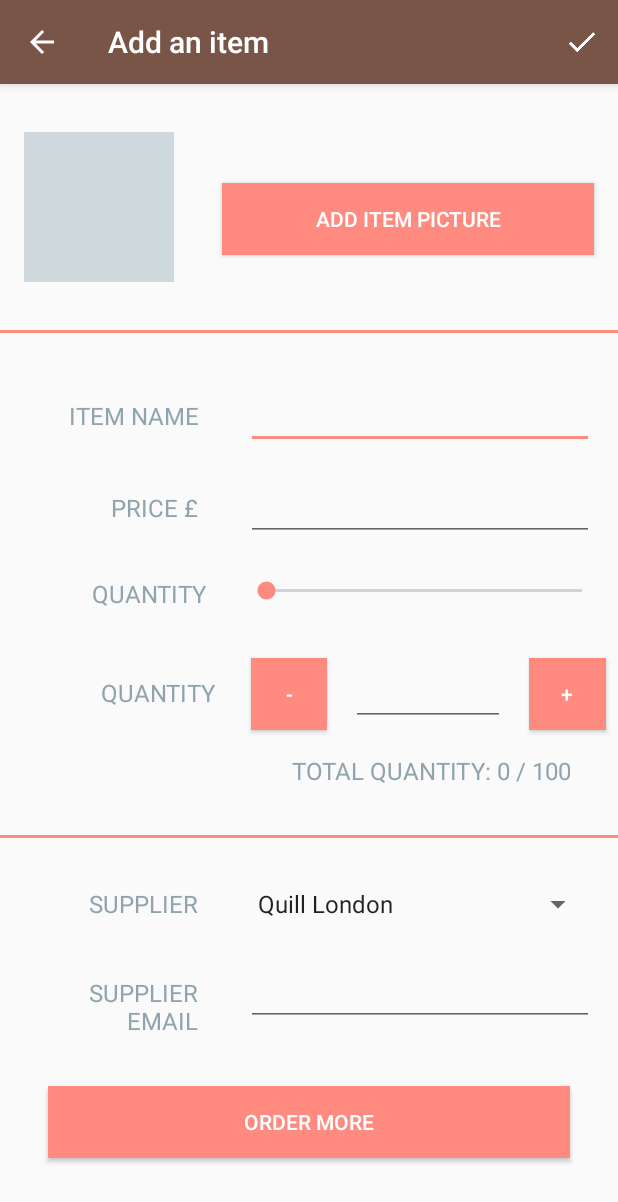
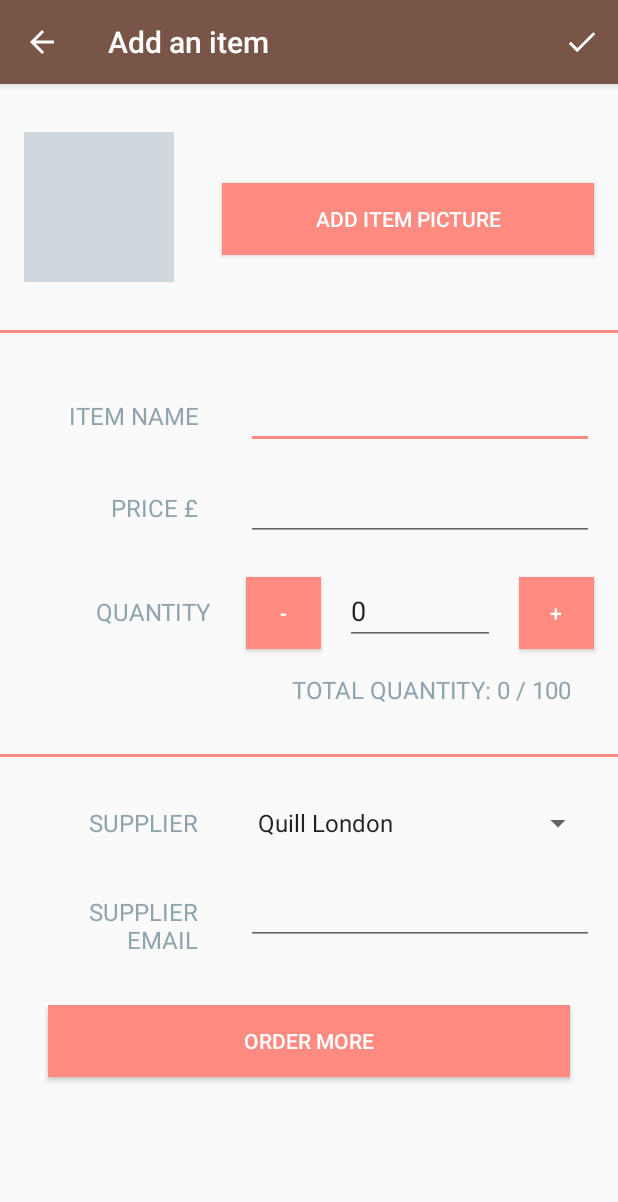
Before and after one commit to taml/inventory-app, an Android app: the AddEditActivity screen opened directly, with no data from a screen before it, on a phone screen of 412 x 824 dp. Shown: the top 1202 px of the screen. Run offline under Robolectric (Android 15) with nearby library versions, the phone set to English and light mode, and no system bars; 1 statement that could not run was skipped.

Commit message:
Replaced seekbar with increase and decrease buttons.

```diff
--- a/app/src/main/java/com/example/android/inventoryapp/AddEditActivity.java
+++ b/app/src/main/java/com/example/android/inventoryapp/AddEditActivity.java
@@ -32,7 +32,6 @@ import android.widget.ArrayAdapter;
 import android.widget.Button;
 import android.widget.EditText;
 import android.widget.ImageView;
-import android.widget.SeekBar;
 import android.widget.Spinner;
 import android.widget.TextView;
 import android.widget.Toast;
@@ -54,7 +53,9 @@ public class AddEditActivity extends AppCompatActivity implements LoaderManager.
     private Button mItemPicButton;
     private EditText mItemNameEditText;
     private EditText mItemPriceEditText;
-    private SeekBar mItemQuantitySeekBar;
+    private Button mDecreaseButton;
+    private EditText mItemQuantityEditText;
+    private Button mIncreaseButton;
     private TextView mTotalQuantityTextView;
     private Spinner mItemSupplierNameSpinner;
     private EditText mItemSupplierEmailEditText;
@@ -96,13 +97,17 @@ public class AddEditActivity extends AppCompatActivity implements LoaderManager.
         mItemPicButton = (Button) findViewById(R.id.add_item_picture_button);
         mItemNameEditText = (EditText) findViewById(R.id.item_name_text);
         mItemPriceEditText = (EditText) findViewById(R.id.item_price_text);
-        mItemQuantitySeekBar = (SeekBar) findViewById(R.id.quantity_seekbar);
+        mDecreaseButton = (Button) findViewById(R.id.decrease_quantity);
+        mItemQuantityEditText = (EditText) findViewById(R.id.quantity_edit_text);
+        mIncreaseButton = (Button) findViewById(R.id.increase_quantity);
         mTotalQuantityTextView = (TextView) findViewById(R.id.total_quantity);
         mItemSupplierNameSpinner = (Spinner) findViewById(R.id.supplier_spinner);
         mItemSupplierEmailEditText = (EditText) findViewById(R.id.supplier_email_text);
         mOrderMoreButton = (Button) findViewById(R.id.order_more_button);
 
         mTotalQuantityTextView.setText(getString(R.string.total_quantity, mQuantity));
+        String quant = String.valueOf(mQuantity);
+        mItemQuantityEditText.setText(quant);
         Intent inventoryIntent = getIntent();
         mCurrentInventoryItemUri = inventoryIntent.getData();
 
@@ -117,27 +122,9 @@ public class AddEditActivity extends AppCompatActivity implements LoaderManager.
         setupSpinner();
         getSupportLoaderManager().initLoader(INVENTORY_LOADER, null, this);
 
-        mItemQuantitySeekBar.setOnSeekBarChangeListener(new SeekBar.OnSeekBarChangeListener() {
-            @Override
-            public void onProgressChanged(SeekBar seekBar, int progress, boolean fromUser) {
-                mQuantity = progress;
-                mTotalQuantityTextView.setText(getString(R.string.total_quantity, mQuantity));
-            }
-
-            @Override
-            public void onStartTrackingTouch(SeekBar seekBar) {
-                Log.v("AddEditActivity", "Quantity: " + mQuantity);
-            }
-
-            @Override
-            public void onStopTrackingTouch(SeekBar seekBar) {
-                Log.v("AddEditActivity", mQuantity + " will be added when item is saved");
-            }
-        });
-
         mItemNameEditText.setOnTouchListener(mTouchListener);
         mItemPriceEditText.setOnTouchListener(mTouchListener);
-        mItemQuantitySeekBar.setOnTouchListener(mTouchListener);
+        mItemQuantityEditText.setOnTouchListener(mTouchListener);
         mItemSupplierNameSpinner.setOnTouchListener(mTouchListener);
         mItemSupplierEmailEditText.setOnTouchListener(mTouchListener);
 
@@ -154,6 +141,46 @@ public class AddEditActivity extends AppCompatActivity implements LoaderManager.
                 orderMore();
             }
         });
+
+        mDecreaseButton.setOnClickListener(new View.OnClickListener() {
+            @Override
+            public void onClick(View v) {
+                decreaseButton();
+            }
+        });
+
+        mIncreaseButton.setOnClickListener(new View.OnClickListener() {
+            @Override
+            public void onClick(View v) {
+                increaseButton();
+            }
+        });
+    }
+
+    private void decreaseButton(){
+        String currentQuantity = mItemQuantityEditText.getText().toString().trim();
+        mQuantity = Integer.parseInt(currentQuantity);
+        if(mQuantity > 0) {
+            mQuantity--;
+            mTotalQuantityTextView.setText(getString(R.string.total_quantity, mQuantity));
+            String quant = String.valueOf(mQuantity);
+            mItemQuantityEditText.setText(quant);
+        } else {
+            Toast.makeText(AddEditActivity.this, getString(R.string.decrease_toast), Toast.LENGTH_SHORT).show();
+        }
+    }
+
+    private void increaseButton(){
+        String currentQuantity = mItemQuantityEditText.getText().toString().trim();
+        mQuantity = Integer.parseInt(currentQuantity);
+        if(mQuantity < 100) {
+            mQuantity++;
+            mTotalQuantityTextView.setText(getString(R.string.total_quantity, mQuantity));
+            String quant = String.valueOf(mQuantity);
+            mItemQuantityEditText.setText(quant);
+        } else {
+            Toast.makeText(AddEditActivity.this, getString(R.string.increase_toast), Toast.LENGTH_SHORT).show();
+        }
     }
 
     public void getImage() {
@@ -528,7 +555,8 @@ public class AddEditActivity extends AppCompatActivity implements LoaderManager.
             // Update the views on the screen with the values from the database
             mItemNameEditText.setText(name);
             mItemPriceEditText.setText(Double.toString(price));
-            mItemQuantitySeekBar.setProgress(quantity);
+            String quant = String.valueOf(quantity);
+            mItemQuantityEditText.setText(quant);
             mTotalQuantityTextView.setText(getString(R.string.total_quantity, quantity));
             mItemSupplierEmailEditText.setText(supplierEmail);
             switch (supplierName) {
@@ -555,6 +583,8 @@ public class AddEditActivity extends AppCompatActivity implements LoaderManager.
     public void onLoaderReset(Loader<Cursor> loader) {
         mItemNameEditText.setText("");
         mItemPriceEditText.setText("");
+        String quant = String.valueOf(mQuantity);
+        mItemQuantityEditText.setText(quant);
         mTotalQuantityTextView.setText(getString(R.string.total_quantity, mQuantity));
         mItemSupplierEmailEditText.setText("");
         mItemSupplierNameSpinner.setSelection(4);
--- a/app/src/main/res/layout/activity_add_edit.xml
+++ b/app/src/main/res/layout/activity_add_edit.xml
@@ -102,34 +102,9 @@
             android:layout_marginBottom="@dimen/xsmall"
             android:layout_width="0dp"
             android:layout_weight="2"
+            android:inputType="numberDecimal"
             android:layout_height="wrap_content">
         </EditText>
-
-    </LinearLayout>
-
-    <LinearLayout
-        android:orientation="horizontal"
-        android:layout_width="match_parent"
-        android:layout_height="wrap_content">
-
-        <TextView
-            style="@style/TextStyle"
-            android:layout_margin="@dimen/small"
-            android:text="@string/quantity"
-            android:layout_width="0dp"
-            android:layout_weight="1"
-            android:gravity="right"
-            android:layout_height="wrap_content" />
-        <SeekBar
-            android:id="@+id/quantity_seekbar"
-            android:layout_marginTop="@dimen/small"
-            android:layout_marginLeft="@dimen/xsmall"
-            android:layout_marginRight="@dimen/xsmall"
-            android:layout_marginBottom="@dimen/xsmall"
-            android:layout_width="0dp"
-            android:layout_weight="2"
-            android:layout_height="wrap_content">
-        </SeekBar>
 
     </LinearLayout>
 
@@ -161,13 +136,14 @@
         </Button>
 
         <EditText
-            android:id="@+id/quamtity_edit_text"
+            android:id="@+id/quantity_edit_text"
             android:layout_marginTop="@dimen/small"
             android:layout_marginLeft="@dimen/xsmall"
             android:layout_marginRight="@dimen/xsmall"
             android:layout_marginBottom="@dimen/xsmall"
             android:layout_weight="2"
             android:layout_width="0dp"
+            android:inputType="number"
             android:layout_height="wrap_content" />
 
         <Button
@@ -177,7 +153,7 @@
             android:textColor="@android:color/white"
             android:layout_marginTop="@dimen/small"
             android:layout_marginLeft="@dimen/xsmall"
-            android:layout_marginRight="@dimen/xsmall"
+            android:layout_marginRight="@dimen/small"
             android:layout_marginBottom="@dimen/xsmall"
             android:layout_width="0dp"
             android:layout_weight="1"
--- a/app/src/main/res/values/strings.xml
+++ b/app/src/main/res/values/strings.xml
@@ -48,6 +48,12 @@
 
     <!-- Button text for increasing quantity [CHAR LIMIT=20] -->
     <string name="increase">+</string>
+
+    <!-- Toast text for decreasing quantity [CHAR LIMIT=NONE] -->
+    <string name="decrease_toast">Quantity must be 0 or more.</string>
+
+    <!-- Toast text for increasing quantity [CHAR LIMIT=NONE] -->
+    <string name="increase_toast">Quantity must be 100 or less.</string>
 
     <!-- Text for total item quantity [CHAR LIMIT=NONE] -->
     <string name="total_quantity">Total Quantity: <xliff:g id="quantityNo" example="2">%d</xliff:g> / 100 </string>
```
